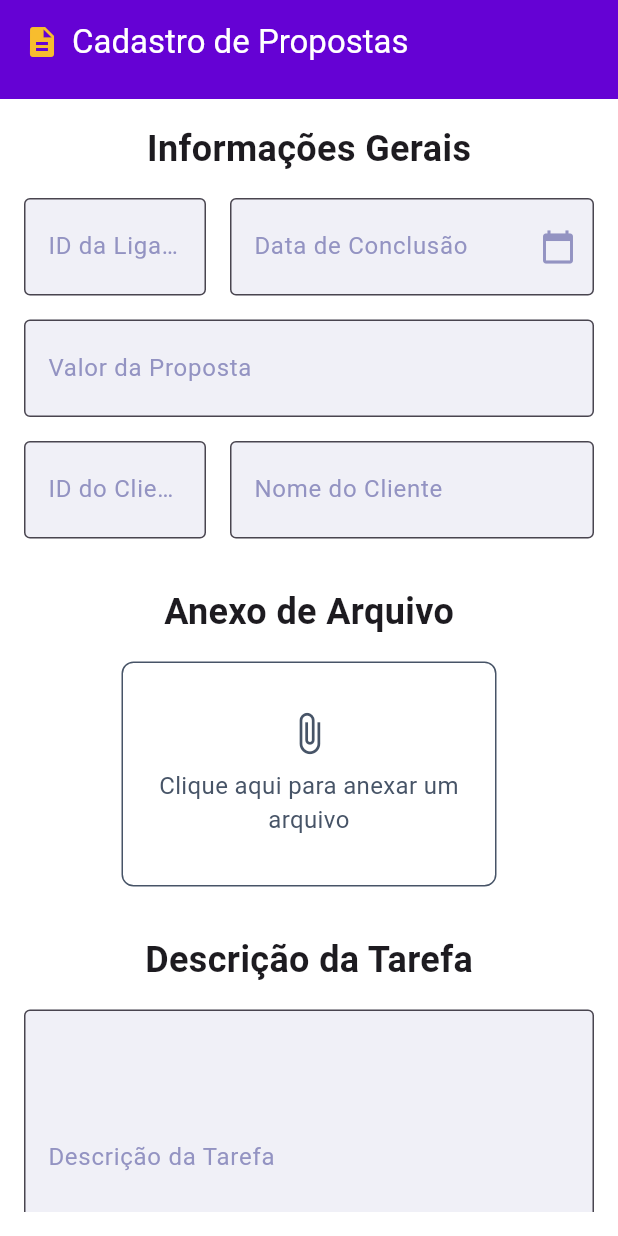
After one commit to Grupo04-Esfera-Pro-Solucoes/EsferaPro, a Flutter app: the ProposalCadastro screen opened directly, on a phone screen of 412 x 824 dp. The commit adds this screen. Run offline on Flutter 3.47's test engine with Material 3 defaults, Android fonts, the phone set to English and light mode, and no system bars; our stand-ins replace fl_chart, flutter_multi_formatter, shared_preferences; accounts and stored records are empty.

Commit message:
front cadastro de propostas

```diff
--- a/lib/screens/drawer.dart
+++ b/lib/screens/drawer.dart
@@ -1,5 +1,6 @@
 import 'package:esferapro/screens/dashbord.dart';
 import 'package:esferapro/screens/main_screen.dart';
+import 'package:esferapro/screens/propostas.dart';
 import 'package:flutter/material.dart';
 import 'package:shared_preferences/shared_preferences.dart';
 import 'clientes.dart';
@@ -104,7 +105,7 @@ class _CustomDrawerState extends State<CustomDrawer> {
                   index: 3,
                   icon: Icons.description_outlined,
                   text: 'Propostas',
-                  page: Container(),
+                  page: Proposals(),
                   title: 'Propostas',
                   context: context,
                 ),
--- /dev/null
+++ b/lib/screens/stack_pages/proposalcadastro.dart
@@ -0,0 +1,364 @@
+import 'package:flutter/material.dart';
+import 'package:intl/intl.dart'; // Import the intl package for date formatting
+
+class ProposalCadastro extends StatefulWidget {
+  @override
+  _ProposalCadastroState createState() => _ProposalCadastroState();
+}
+
+class _ProposalCadastroState extends State<ProposalCadastro> {
+  final TextEditingController _titleController = TextEditingController();
+  final TextEditingController _descriptionController = TextEditingController();
+  final TextEditingController _valueController = TextEditingController();
+  final TextEditingController _dateController = TextEditingController();
+  final TextEditingController _idController = TextEditingController();
+  final TextEditingController _clientIdController = TextEditingController();
+  final TextEditingController _clientNameController = TextEditingController();
+  final _formKey = GlobalKey<FormState>();
+
+  void _postNewProposal() async {
+    if (_formKey.currentState?.validate() ?? false) {
+      String title = _titleController.text;
+      String description = _descriptionController.text;
+      String value = _valueController.text;
+      String date = _dateController.text;
+      String id = _idController.text;
+      String clientId = _clientIdController.text;
+      String clientName = _clientNameController.text;
+
+      try {
+        // Simulação de envio de proposta
+        final response = await Future.delayed(
+          Duration(seconds: 2),
+          () => {'statusCode': 200},
+        );
+
+        if (response['statusCode'] == 200) {
+          Navigator.pop(context);
+        } else {
+          _showErrorSnackBar('Erro ao enviar proposta');
+        }
+      } catch (e) {
+        _showErrorSnackBar('Erro: $e');
+      }
+    }
+  }
+
+  void _showErrorSnackBar(String message) {
+    final snackBar = SnackBar(
+      content: Text(message),
+      backgroundColor: Colors.red,
+    );
+    ScaffoldMessenger.of(context).showSnackBar(snackBar);
+  }
+
+  Future<void> _selectDate(BuildContext context) async {
+    final DateTime? picked = await showDatePicker(
+      context: context,
+      initialDate: DateTime.now(),
+      firstDate: DateTime(2000),
+      lastDate: DateTime(2101),
+    );
+    if (picked != null) {
+      setState(() {
+        _dateController.text = DateFormat('yyyy-MM-dd').format(picked);
+      });
+    }
+  }
+
+  @override
+  Widget build(BuildContext context) {
+    final inputDecoration = InputDecoration(
+      border: OutlineInputBorder(
+        borderSide: BorderSide(color: Color(0xFF9393C2)),
+      ),
+      fillColor: Color(0xFFF0F0F7),
+      filled: true,
+      labelStyle: TextStyle(color: Color(0xFF9393C2)),
+      focusedBorder: OutlineInputBorder(
+        borderSide: BorderSide(color: Color(0xFF9393C2)),
+      ),
+    );
+
+    return Scaffold(
+      backgroundColor: Colors.white,
+      appBar: AppBar(
+        title: Row(
+          children: const [
+            Icon(Icons.description, color: Color(0xFFF7BD2E)), // Icon updated here
+            SizedBox(width: 8.0), // Space between icon and text
+            Text(
+              'Cadastro de Propostas',
+              style: TextStyle(color: Colors.white),
+            ),
+          ],
+        ),
+        backgroundColor: Color(0xFF6502D4),
+        automaticallyImplyLeading: false,
+      ),
+      body: Column(
+        children: [
+          Container(
+            height: 10,
+            color: Color(0xFF6502D4),
+          ),
+          Expanded(
+            child: Padding(
+              padding: const EdgeInsets.all(16.0),
+              child: SingleChildScrollView(
+                child: Form(
+                  key: _formKey,
+                  child: Column(
+                    crossAxisAlignment: CrossAxisAlignment.stretch,
+                    children: [
+                      const Center(
+                        child: Text(
+                          'Informações Gerais',
+                          style: TextStyle(
+                            fontSize: 24,
+                            fontWeight: FontWeight.bold,
+                          ),
+                        ),
+                      ),
+                      const SizedBox(height: 16.0),
+                      Row(
+                        children: [
+                          Expanded(
+                            flex: 1,
+                            child: TextFormField(
+                              controller: _idController,
+                              decoration: inputDecoration.copyWith(
+                                labelText: 'ID da Ligação',
+                              ),
+                              style: const TextStyle(
+                                fontFamily: 'Roboto',
+                                fontSize: 22,
+                              ),
+                              validator: (value) {
+                                if (value == null || value.isEmpty) {
+                                  return 'ID é obrigatório';
+                                }
+                                return null;
+                              },
+                            ),
+                          ),
+                          const SizedBox(width: 16.0),
+                          Expanded(
+                            flex: 2,
+                            child: TextFormField(
+                              controller: _dateController,
+                              decoration: inputDecoration.copyWith(
+                                labelText: 'Data de Conclusão',
+                                suffixIcon: IconButton(
+                                  icon: Icon(
+                                    Icons.calendar_today,
+                                    color: Color(0xFF9393C2),
+                                  ),
+                                  onPressed: () {
+                                    _selectDate(context);
+                                  },
+                                ),
+                              ),
+                              style: const TextStyle(
+                                fontFamily: 'Roboto',
+                                fontSize: 22,
+                              ),
+                              validator: (value) {
+                                if (value == null || value.isEmpty) {
+                                  return 'Data de Conclusão é obrigatória';
+                                }
+                                return null;
+                              },
+                            ),
+                          ),
+                        ],
+                      ),
+                      const SizedBox(height: 16.0),
+                      TextFormField(
+                        controller: _valueController,
+                        decoration: inputDecoration.copyWith(
+                          labelText: 'Valor da Proposta',
+                          prefixText: 'R\$ ',
+                        ),
+                        style: const TextStyle(
+                          fontFamily: 'Roboto',
+                          fontSize: 22,
+                        ),
+                        keyboardType: TextInputType.number,
+                        validator: (value) {
+                          if (value == null || value.isEmpty) {
+                            return 'Valor da Proposta é obrigatório';
+                          }
+                          if (double.tryParse(value) == null) {
+                            return 'Por favor, insira um valor válido';
+                          }
+                          return null;
+                        },
+                      ),
+                      const SizedBox(height: 16.0),
+                      Row(
+                        children: [
+                          Expanded(
+                            flex: 1,
+                            child: TextFormField(
+                              controller: _clientIdController,
+                              decoration: inputDecoration.copyWith(
+                                labelText: 'ID do Cliente',
+                              ),
+                              style: const TextStyle(
+                                fontFamily: 'Roboto',
+                                fontSize: 22,
+                              ),
+                              validator: (value) {
+                                if (value == null || value.isEmpty) {
+                                  return 'ID do Cliente é obrigatório';
+                                }
+                                return null;
+                              },
+                            ),
+                          ),
+                          const SizedBox(width: 16.0),
+                          Expanded(
+                            flex: 2,
+                            child: TextFormField(
+                              controller: _clientNameController,
+                              decoration: inputDecoration.copyWith(
+                                labelText: 'Nome do Cliente',
+                              ),
+                              style: const TextStyle(
+                                fontFamily: 'Roboto',
+                                fontSize: 22,
+                              ),
+                              validator: (value) {
+                                if (value == null || value.isEmpty) {
+                                  return 'Nome do Cliente é obrigatório';
+                                }
+                                return null;
+                              },
+                            ),
+                          ),
+                        ],
+                      ),
+                      const SizedBox(height: 32.0),
+                      const Center(
+                        child: Text(
+                          'Anexo de Arquivo',
+                          style: TextStyle(
+                            fontSize: 24,
+                            fontWeight: FontWeight.bold,
+                          ),
+                        ),
+                      ),
+                      const SizedBox(height: 16.0),
+                      Center(
+                        child: GestureDetector(
+                          onTap: () {
+                            // Implementar a lógica de anexar arquivos
+                          },
+                          child: Container(
+                            width: 250.0,
+                            height: 150.0,
+                            decoration: BoxDecoration(
+                              border: Border.all(color: Color(0xFF475467)),
+                              borderRadius: BorderRadius.circular(8.0),
+                              color: Colors.white,
+                            ),
+                            child: Column(
+                              mainAxisAlignment: MainAxisAlignment.center,
+                              children: const [
+                                Icon(
+                                  Icons.attach_file,
+                                  color: Color(0xFF475467),
+                                  size: 30.0,
+                                ),
+                                SizedBox(height: 8.0),
+                                Text(
+                                  'Clique aqui para anexar um arquivo',
+                                  style: TextStyle(
+                                    color: Color(0xFF475467),
+                                    fontSize: 16.0,
+                                  ),
+                                  textAlign: TextAlign.center,
+                                ),
+                              ],
+                            ),
+                          ),
+                        ),
+                      ),
+                      const SizedBox(height: 32.0),
+                      const Center(
+                        child: Text(
+                          'Descrição da Tarefa',
+                          style: TextStyle(
+                            fontSize: 24,
+                            fontWeight: FontWeight.bold,
+                          ),
+                        ),
+                      ),
+                      const SizedBox(height: 16.0),
+                      TextFormField(
+                        controller: _descriptionController,
+                        maxLines: 5,
+                        decoration: inputDecoration.copyWith(
+                          labelText: 'Descrição da Tarefa',
+                        ),
+                        style: const TextStyle(
+                          fontFamily: 'Roboto',
+                          fontSize: 22,
+                        ),
+                        validator: (value) {
+                          if (value == null || value.isEmpty) {
+                            return 'Descrição é obrigatória';
+                          }
+                          return null;
+                        },
+                      ),
+                      const SizedBox(height: 16.0),
+                      Row(
+                        mainAxisAlignment: MainAxisAlignment.center,
+                        children: [
+                          SizedBox(
+                            width: 140,
+                            height: 40,
+                            child: OutlinedButton(
+                              onPressed: () {
+                                Navigator.pop(context);
+                              },
+                              child: const Text(
+                                'Cancelar',
+                                style: TextStyle(color: Color(0xFF475467)),
+                              ),
+                              style: OutlinedButton.styleFrom(
+                                side: BorderSide(color: Color(0xFF475467)),
+                                backgroundColor: Colors.white,
+                              ),
+                            ),
+                          ),
+                          const SizedBox(width: 10),
+                          SizedBox(
+                            width: 140,
+                            height: 40,
+                            child: ElevatedButton(
+                              onPressed: _postNewProposal,
+                              child: const Text(
+                                'Salvar',
+                                style: TextStyle(color: Colors.white),
+                              ),
+                              style: ElevatedButton.styleFrom(
+                                backgroundColor: Color(0xFF6502D4),
+                              ),
+                            ),
+                          ),
+                        ],
+                      ),
+                    ],
+                  ),
+                ),
+              ),
+            ),
+          ),
+        ],
+      ),
+    );
+  }
+}
```
Also changed, not shown: lib/screens/propostas.dart (+74 -13 lines).
